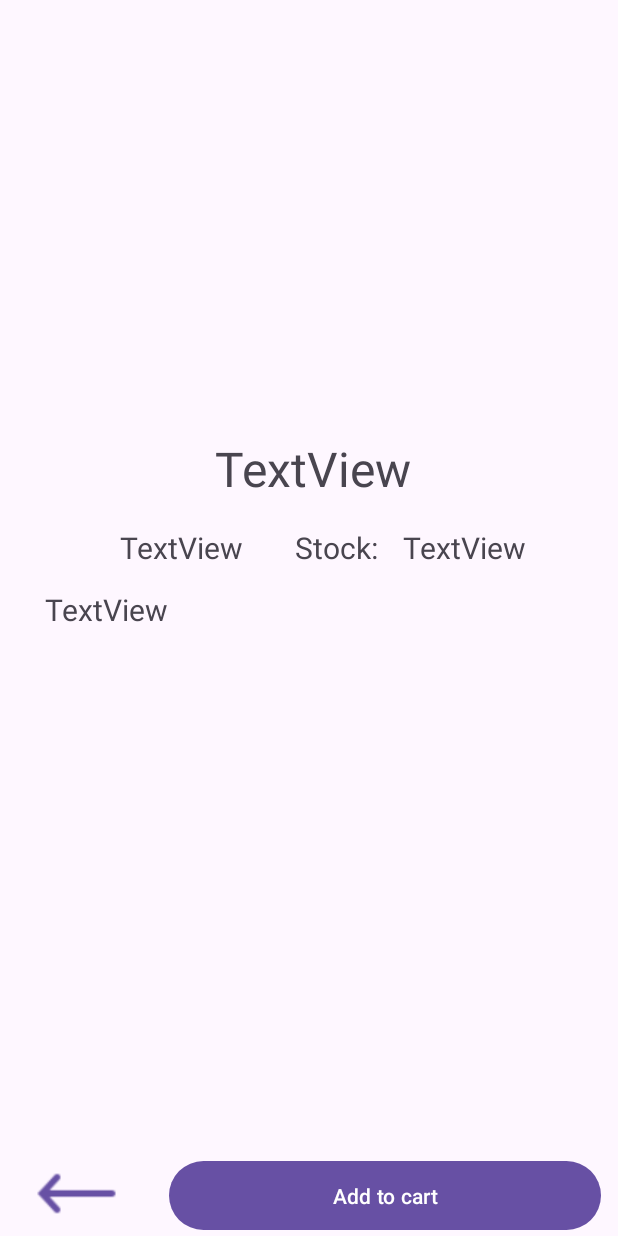
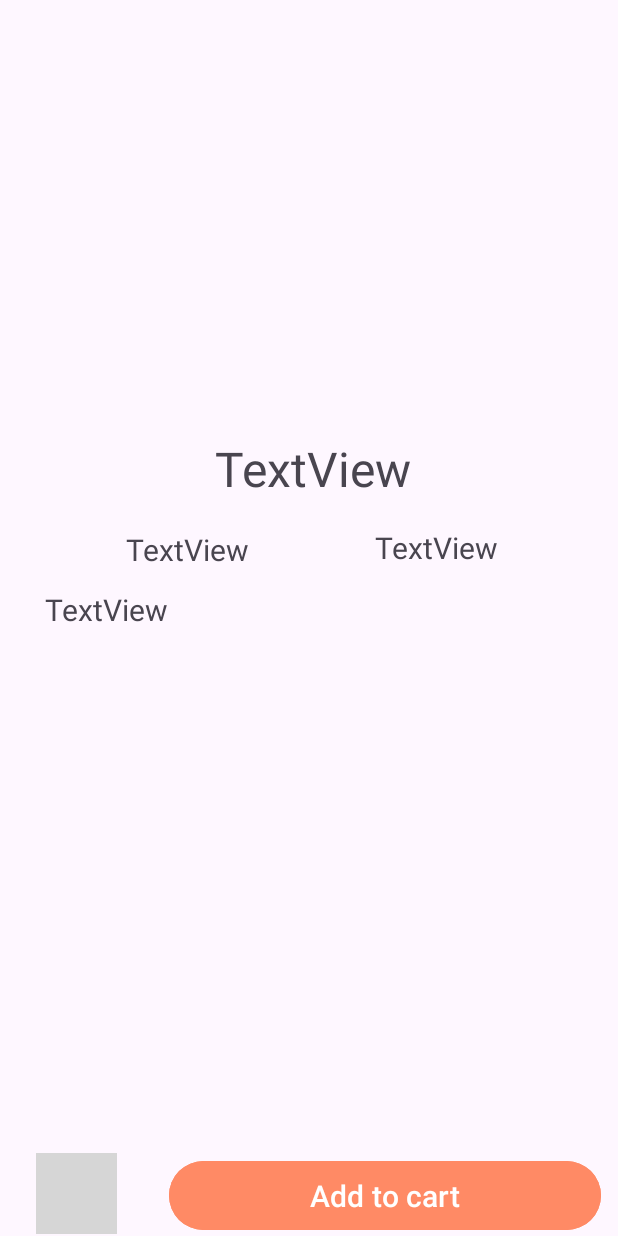
Before and after one commit to galaticwarrior123/Comestic_AppMoblie_Project, an Android app: the ProductDetailActivity screen opened directly, with no data from a screen before it, on a phone screen of 412 x 824 dp. Run offline under Robolectric (Android 15) with nearby library versions, the phone set to English and light mode, and no system bars; network calls fail; grey boxes are pictures that could not be loaded.

Commit message:
Update color

```diff
--- a/app/src/main/java/vn/appCosmetic/Controller/User/Cart/CartFragment.java
+++ b/app/src/main/java/vn/appCosmetic/Controller/User/Cart/CartFragment.java
@@ -79,7 +79,7 @@ public class CartFragment extends Fragment implements CartItemAdapter.OnCartProd
                                                     totalPrice += cartProduct.getProduct().getPrice() * cartProduct.getQuantity();
                                                     System.out.println("getPrice: " + cartProduct.getProduct().getPrice() + " getQuantity: " + cartProduct.getQuantity() + " totalPrice: " + totalPrice);
                                                 }
-                                                txtTotalPrice.setText(String.format("%d VND", totalPrice));
+                                                txtTotalPrice.setText(String.format("Total Price: %d VND", totalPrice));
                                                 cartItemAdapter.notifyDataSetChanged();
                                             }
                                         }
--- a/app/src/main/java/vn/appCosmetic/Controller/User/Home/ProductDetail/ProductDetailActivity.java
+++ b/app/src/main/java/vn/appCosmetic/Controller/User/Home/ProductDetail/ProductDetailActivity.java
@@ -8,6 +8,7 @@ import android.text.InputType;
 import android.view.View;
 import android.widget.Button;
 import android.widget.EditText;
+import android.widget.ImageButton;
 import android.widget.TextView;
 import android.widget.Toast;
 
@@ -53,7 +54,7 @@ public class ProductDetailActivity extends AppCompatActivity {
         productPrice = findViewById(R.id.product_detail_price);
         productStock = findViewById(R.id.product_detail_stock);
         viewPager = findViewById(R.id.viewPager);
-        Button btnBack = findViewById(R.id.btn_product_detail_back);
+        ImageButton btnBack = findViewById(R.id.btn_product_detail_back);
         int productId = getIntent().getIntExtra("PRODUCT_ID", -1);
         if (productId != -1) {
             loadProductDetails(productId);
@@ -213,7 +214,7 @@ public class ProductDetailActivity extends AppCompatActivity {
                         productDescription.setText(product.getDescription());
                         productPrice.setText(String.format("%d VND", product.getPrice()));
                         if (product.getStock() > 0) {
-                            productStock.setText(String.valueOf(product.getStock()));
+                            productStock.setText(String.format("Stock: %d", product.getStock()));
                         } else {
                             productStock.setText("Out of stock");
                         }
--- a/app/src/main/res/layout/activity_product_detail.xml
+++ b/app/src/main/res/layout/activity_product_detail.xml
@@ -6,7 +6,7 @@
     android:layout_height="match_parent"
     tools:context=".Controller.User.Home.ProductDetail.ProductDetailActivity">
 
-    <Button
+    <ImageButton
         android:id="@+id/btn_product_detail_back"
         android:layout_width="54dp"
         android:layout_height="54dp"
@@ -14,8 +14,7 @@
         android:layout_marginTop="16dp"
         android:layout_marginEnd="17dp"
         android:layout_marginBottom="5dp"
-        android:background="@drawable/arrowleft"
-        android:translationZ="10000dp"
+        android:background="@drawable/user_back_arrow"
         app:layout_constraintBottom_toBottomOf="parent"
         app:layout_constraintEnd_toStartOf="@+id/buttonAddToCart"
         app:layout_constraintStart_toStartOf="parent"
@@ -31,7 +30,8 @@
         app:layout_constraintHorizontal_bias="1.0"
         app:layout_constraintStart_toStartOf="parent"
         app:layout_constraintTop_toTopOf="parent"
-        app:layout_constraintVertical_bias="0.0"></androidx.viewpager.widget.ViewPager>
+        app:layout_constraintVertical_bias="0.0">
+    </androidx.viewpager.widget.ViewPager>
 
     <TextView
         android:id="@+id/product_detail_name"
@@ -48,11 +48,12 @@
         app:layout_constraintStart_toStartOf="parent"
         app:layout_constraintTop_toBottomOf="@+id/viewPager" />
 
+
     <TextView
         android:id="@+id/product_detail_price"
-        android:layout_width="90dp"
-        android:layout_height="26dp"
-        android:layout_marginStart="76dp"
+        android:layout_width="wrap_content"
+        android:layout_height="30dp"
+        android:layout_marginStart="84dp"
         android:layout_marginTop="16dp"
         android:layout_marginBottom="15dp"
         android:gravity="center"
@@ -60,29 +61,15 @@
         android:textSize="20dp"
         app:layout_constraintBottom_toTopOf="@+id/product_detail_description"
         app:layout_constraintStart_toStartOf="parent"
-        app:layout_constraintTop_toBottomOf="@+id/product_detail_name" />
-
-    <TextView
-        android:id="@+id/textStock"
-        android:layout_width="57dp"
-        android:layout_height="27dp"
-        android:layout_marginStart="36dp"
-        android:layout_marginTop="16dp"
-        android:layout_marginEnd="20dp"
-        android:text="Stock:"
-        android:textSize="20dp"
-        app:layout_constraintEnd_toStartOf="@+id/product_detail_stock"
-        app:layout_constraintStart_toEndOf="@+id/product_detail_price"
-        app:layout_constraintTop_toBottomOf="@+id/product_detail_name" />
-
+        app:layout_constraintTop_toBottomOf="@+id/product_detail_name"
+        app:layout_constraintVertical_bias="0.0" />
 
     <TextView
         android:id="@+id/product_detail_stock"
-        android:layout_width="87dp"
-
-        android:layout_height="27dp"
+        android:layout_width="wrap_content"
+        android:layout_height="30dp"
         android:layout_marginTop="16dp"
-        android:layout_marginEnd="56dp"
+        android:layout_marginEnd="80dp"
         android:text="TextView"
         android:textSize="20dp"
         app:layout_constraintEnd_toEndOf="parent"
@@ -90,12 +77,14 @@
 
     <Button
         android:id="@+id/buttonAddToCart"
+        android:textSize="20dp"
         android:layout_width="288dp"
         android:layout_height="54dp"
         android:layout_marginStart="17dp"
         android:layout_marginTop="17dp"
         android:layout_marginEnd="20dp"
         android:layout_marginBottom="4dp"
+        android:backgroundTint="#FF8A65"
         android:text="Add to cart"
         app:layout_constraintBottom_toBottomOf="parent"
         app:layout_constraintEnd_toEndOf="parent"
@@ -107,14 +96,14 @@
         android:layout_width="363dp"
         android:layout_height="364dp"
         android:layout_marginStart="30dp"
-        android:layout_marginTop="14dp"
+        android:layout_marginTop="11dp"
         android:layout_marginEnd="30dp"
         android:text="TextView"
         android:textSize="20dp"
         app:layout_constraintEnd_toEndOf="parent"
         app:layout_constraintHorizontal_bias="0.0"
         app:layout_constraintStart_toStartOf="parent"
-        app:layout_constraintTop_toBottomOf="@+id/textStock" />
+        app:layout_constraintTop_toBottomOf="@+id/product_detail_price" />
 
 
 </androidx.constraintlayout.widget.ConstraintLayout>
```
Also changed, not shown: app/src/main/res/layout/fragment_cart.xml (+6 -15 lines).
